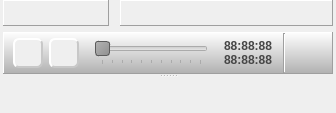
Old version of the form Homer/forms/Widgets/ParticipantWidget.ui in the repository Homer-Conferencing/Homer-Conferencing.
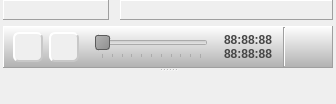
New version of the form. Icons and pictures are not drawn. Custom widgets are drawn as their Qt base class.

Diff of the .ui file:
```diff
--- a/Homer/forms/Widgets/ParticipantWidget.ui
+++ b/Homer/forms/Widgets/ParticipantWidget.ui
@@ -7,7 +7,7 @@
     <x>0</x>
     <y>0</y>
     <width>336</width>
-    <height>113</height>
+    <height>104</height>
    </rect>
   </property>
   <property name="font">
@@ -109,12 +109,6 @@
             <height>42</height>
            </size>
           </property>
-          <property name="maximumSize">
-           <size>
-            <width>16777215</width>
-            <height>42</height>
-           </size>
-          </property>
           <property name="font">
            <font>
             <family>Arial</family>
```
